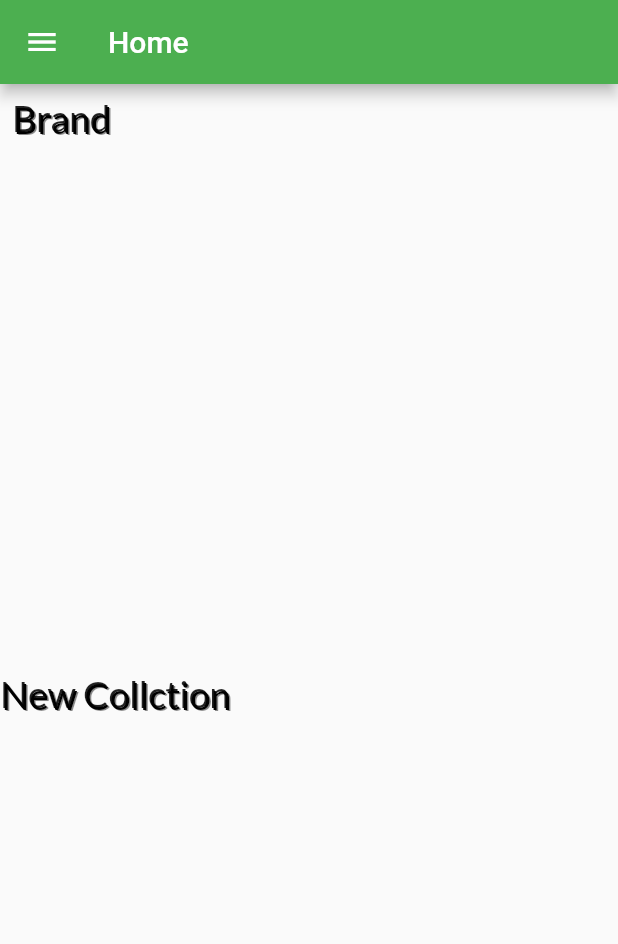
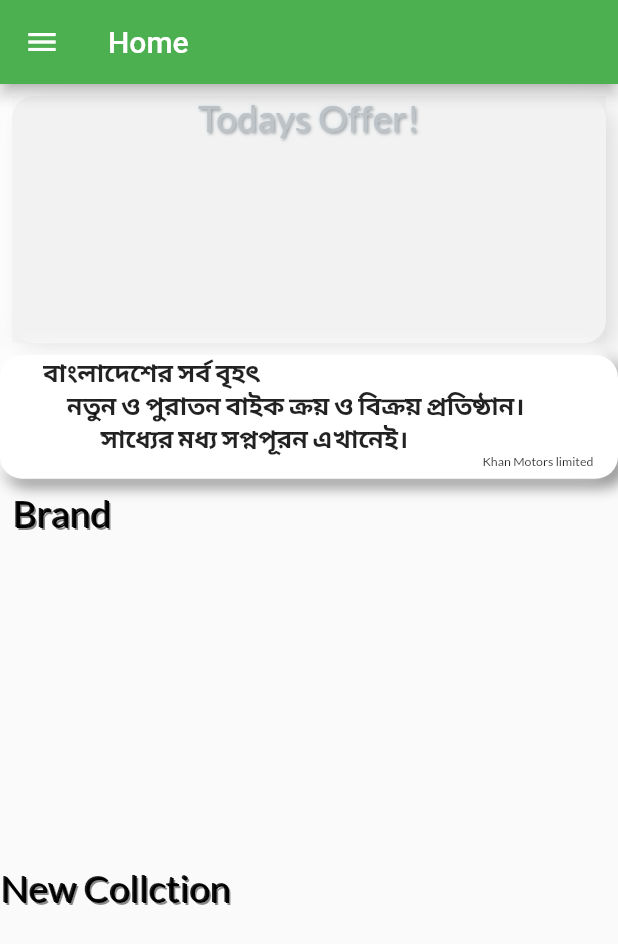
Before and after one commit to Faysal9991/Bike_Buy_sell_app, a Flutter app: the HomePage screen opened directly, on a phone screen of 412 x 824 dp. Shown: the top 944 px of the screen. Run offline on Flutter 3.47's test engine with Material 2 defaults, Android fonts, the phone set to English and light mode, and no system bars; drawn by our look-alikes of clay_containers; our stand-ins replace cloud_firestore, firebase_core, font_awesome_flutter, get, google_fonts, google_sign_in; accounts and stored records are empty.

Commit message:
Seccond Page Add

```diff
--- a/lib/conostants/controllers.dart
+++ b/lib/conostants/controllers.dart
@@ -1,4 +1,6 @@
+import 'package:bikesellapp/controller/all_bike_dtls_controller.dart';
 import 'package:bikesellapp/controller/brand_controller.dart';
 import 'package:bikesellapp/controller/new_update_controller.dart';
 BrandController brandController = BrandController.instance;
 UpdateController updateController = UpdateController.instance;
+AllBikeDetailsController _allBikeDetailsController = AllBikeDetailsController.instance;
--- a/lib/controller/new_update_controller.dart
+++ b/lib/controller/new_update_controller.dart
@@ -3,20 +3,20 @@ import 'package:cloud_firestore/cloud_firestore.dart';
 import 'package:get/get.dart';
 class UpdateController extends GetxController{
   static UpdateController instance = Get.find();
-  RxList<NewCollction> updateBike = RxList<NewCollction>([]);
+  RxList<NewCollctionmodel> updateBike = RxList<NewCollctionmodel>([]);
   String Collection ="updateBike";
 
   @override
   void
   onReady(){
     super.onReady();
-    updateBike.bindStream(getAllupdateDetails());
+    updateBike.bindStream(getAllupdateBike());
   }
 
-  Stream<List<NewCollction>> getAllupdateDetails() =>
+  Stream<List<NewCollctionmodel>> getAllupdateBike() =>
       FirebaseFirestore.instance
           .collection(Collection)
           .snapshots().map((query) =>
-          query.docs.map((item) => NewCollction.fromMap(item.data())).toList());
+          query.docs.map((item) => NewCollctionmodel.fromMap(item.data())).toList());
 
 }
--- a/lib/models/new_update.dart
+++ b/lib/models/new_update.dart
@@ -1,39 +1,31 @@
-class NewCollction{
+class NewCollctionmodel{
   static const Name = "name";
+  static const Codi_tion = "condition";
+  static const Run = "run";
   static const Png = "png";
-  static const Value = "value";
-  static const Condition = "condition";
-  static const Health = "health";
-  static const Run = "run";
-  static const Model = "model";
+
+  late String name;
+  late String condition;
+  late String run;
+  late String png;
+  NewCollctionmodel({
+
+    required this.name,
+    required this.condition,
+    required this.run,
+    required this.png,
 
 
-  late String name;
-  late String png;
-  late String value;
-  late String condition;
-  late String health;
-  late String run;
-  late String model;
+  });
+
+  NewCollctionmodel.fromMap(Map<String, dynamic> data){
+
+    name = data[Name];
+    condition = data[Codi_tion];
+    run = data[Run];
+    png = data[Png];
 
 
-  NewCollction({
-    required this.name,
-    required this.png,
-    required this.value,
-    required this.condition,
-    required this.health,
-    required this.run,
-    required this.model
-  });
 
-  NewCollction.fromMap(Map<String, dynamic> data){
-    name = data[Name];
-    png = data[Png];
-    value = data[Value];
-    condition = data[Condition];
-    health = data[Health];
-    run = data[Run];
-    model = data[Model];
   }
 }
--- a/lib/screens/home_page.dart
+++ b/lib/screens/home_page.dart
@@ -1,12 +1,13 @@
 import 'package:bikesellapp/controller/brand_controller.dart';
 import 'package:bikesellapp/controller/login_controler.dart';
 import 'package:bikesellapp/controller/new_update_controller.dart';
-import 'package:bikesellapp/models/brand_model.dart';
 import 'package:flutter/cupertino.dart';
 import 'package:flutter/material.dart';
+import 'package:flutter/widgets.dart';
 import 'package:get/get.dart';
 import 'package:google_fonts/google_fonts.dart';
-import 'package:get/get.dart';
+import 'package:clay_containers/clay_containers.dart';
+
 class HomePage extends StatelessWidget {
   HomePage({Key? key}) : super(key: key);
   final controller = Get.put(LoginController());
@@ -16,6 +17,7 @@ class HomePage extends StatelessWidget {
   Widget build(BuildContext context) {
     final double height=MediaQuery.of(context).size.height;
     final  double width=MediaQuery.of(context).size.width;
+    Color baseColor = Color(0xFFF2F2F2);
     return Scaffold(
       drawer: Drawer(),
       appBar: AppBar(
@@ -23,8 +25,63 @@ class HomePage extends StatelessWidget {
 
         title: Text("Home"),
       ),
-      body: Column(
+      body:  Column(
         children: [
+        Padding(
+          padding: const EdgeInsets.all(8.0),
+          child: Container(
+          color: baseColor,
+          child: ClayContainer(
+            borderRadius: 15,
+            color: baseColor,
+            height:height*0.2,
+            width: width*1.7,
+            child: Column(
+              children: [
+                Center(child: ClayText("Todays Offer!",style:GoogleFonts.lato(fontSize: height*0.03),color: Color(0xffbdc3c7),)),
+              ],
+            ),
+          ),
+          ),
+        ),
+          InkWell(
+            child: Container(
+            height: height*0.1,
+            width: width,
+            decoration: BoxDecoration(
+            color: Colors.white,
+            borderRadius: BorderRadius.circular(15),
+            boxShadow: [BoxShadow(
+            color: Colors.black45,
+            spreadRadius: 1,
+            blurRadius: 8,
+            offset: Offset(4,4)
+            ),
+            BoxShadow(
+            color: Colors.white,
+            spreadRadius: 1,
+            blurRadius: 8,
+            offset: Offset(-4,-4)
+            )
+         ]
+            ),
+                child: Column(
+                  children: [
+                    Padding(
+                      padding:  EdgeInsets.only(left: width*0.07),
+                      child: Align(
+                          alignment: Alignment.topLeft,
+                          child: Text("বাংলাদেশের সর্ব বৃহৎ\n     নতুন ও পুরাতন বাইক ক্রয় ও বিক্রয় প্রতিষ্ঠান।\n            সাধ্যের মধ্য সপ্নপূরন এখানেই।",style:GoogleFonts.lato(fontSize: height*0.02,fontWeight: FontWeight.bold))),
+                    ),
+                    Padding(
+                      padding: EdgeInsets.only(right: width*0.04),
+                      child: Align(
+                          alignment: Alignment.bottomRight,
+                          child: Text("Khan Motors limited",style: GoogleFonts.lato(fontSize: height*0.01),)),
+                    )
+                  ],
+                )),
+          ),
           Padding(
             padding: const EdgeInsets.all(8.0),
             child: Align(
@@ -102,6 +159,7 @@ class HomePage extends StatelessWidget {
                 ]
             ),),
           ),
+          SizedBox(height: height*0.006,),
           Expanded(child: GetX<UpdateController>(
             builder: (controller){
               return ListView.builder(
@@ -110,12 +168,15 @@ class HomePage extends StatelessWidget {
                   itemBuilder:(context, index){
                     return Column(
                       children: [
-                     Container(
-                       height: height*0.7,
-                       width: width*0.5,
+                        Padding(
+                          padding: const EdgeInsets.all(5.0),
+                          child: InkWell(
+                            child: Container(
+                              height: height*0.09,
+                              width: width,
                               decoration: BoxDecoration(
-                         color: Colors.red,
-                       borderRadius: BorderRadius.circular(15),
+                                  color: Colors.white,
+                                  borderRadius: BorderRadius.circular(5),
                                   boxShadow: [BoxShadow(
                                       color: Colors.black45,
                                       spreadRadius: 1,
@@ -130,11 +191,18 @@ class HomePage extends StatelessWidget {
                                     )
                                   ]
                               ),
-                       child: Column(
+                              child: Row(
                                 children: [
-                           // Image.network(controller.updateBike[index].png.toString(),height: height*0.15,width: width/1.5,),
-                           Text(controller.updateBike[index].model.toString(),style: GoogleFonts.lato(fontSize: height*0.03,fontWeight: FontWeight.bold),),
+                                  Image.network(controller.updateBike[index].png.toString(),height: height*0.15,width: width/1.5,),
+                                  Text(controller.updateBike[index].name,style: GoogleFonts.lato(fontSize: height*0.02,fontWeight: FontWeight.bold),),
+                                Column(
+                                  children: [
+                                    Text(controller.updateBike[index].condition)
                                   ],
+                                )
+                                ],
+                              ),
+                            ),
                           ),
                         ),
                       ],
--- a/pubspec.yaml
+++ b/pubspec.yaml
@@ -36,6 +36,7 @@ dependencies:
   google_fonts: ^2.3.1
   font_awesome_flutter: ^9.2.0
   get: ^4.6.1
+  clay_containers: ^0.3.2
   flutter:
     sdk: flutter
 
```
Also changed, not shown: lib/controller/all_bike_dtls_controller.dart (added, +22 -0 lines), lib/main.dart (+5 -5 lines), lib/models/all_bike_dtls.dart (added, +15 -0 lines), lib/screens/bike_details_page.dart (added, +69 -0 lines), lib/screens/login_page.dart (+9 -1 lines), pubspec.lock. Lines whose indentation alone changed are shown as unchanged.
